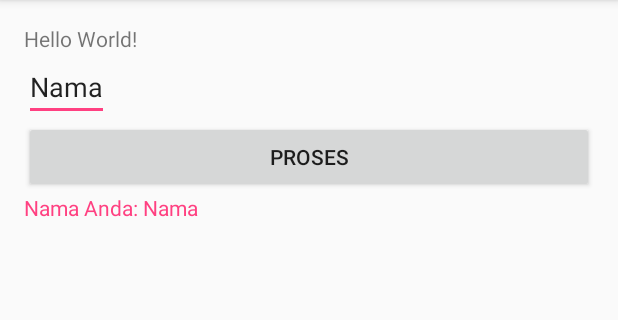
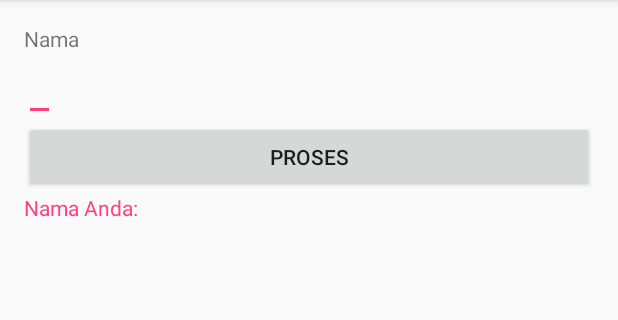
Before and after one commit to sigitapriyan/AdvancedWidget2, an Android app: the screen it shows after launch (MainActivity), after a tap on "PROSES", on a phone screen of 412 x 824 dp, the part 84-404 px from its top. Run offline under Robolectric (Android 15) with nearby library versions, the phone set to English and light mode, and no system bars; our stand-ins replace ButterKnife.

```diff
--- a/app/src/main/res/layout/activity_main.xml
+++ b/app/src/main/res/layout/activity_main.xml
@@ -14,12 +14,11 @@
     <TextView
         android:layout_width="wrap_content"
         android:layout_height="wrap_content"
-        android:text="Hello World!" />
+        android:text="Nama" />
 
     <EditText
         android:layout_width="wrap_content"
         android:layout_height="wrap_content"
-        android:text="Nama"
         android:id="@+id/editTextNama" />
 
     <Button
```
